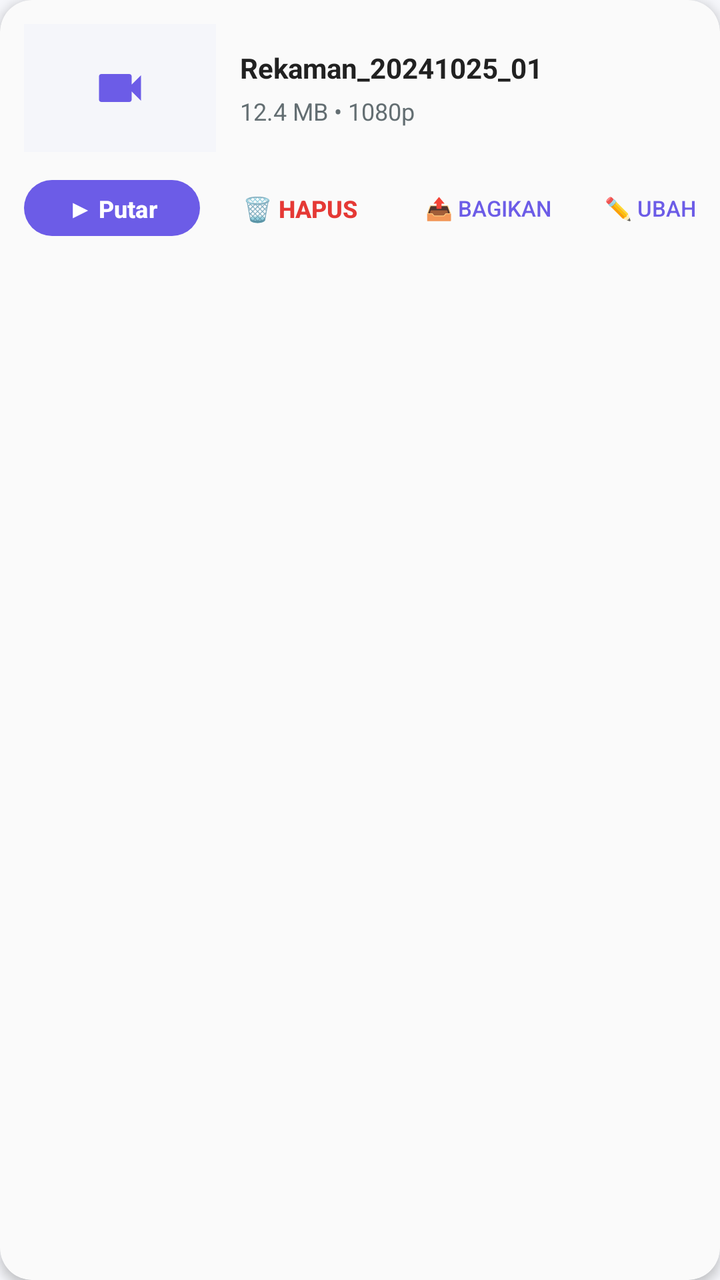
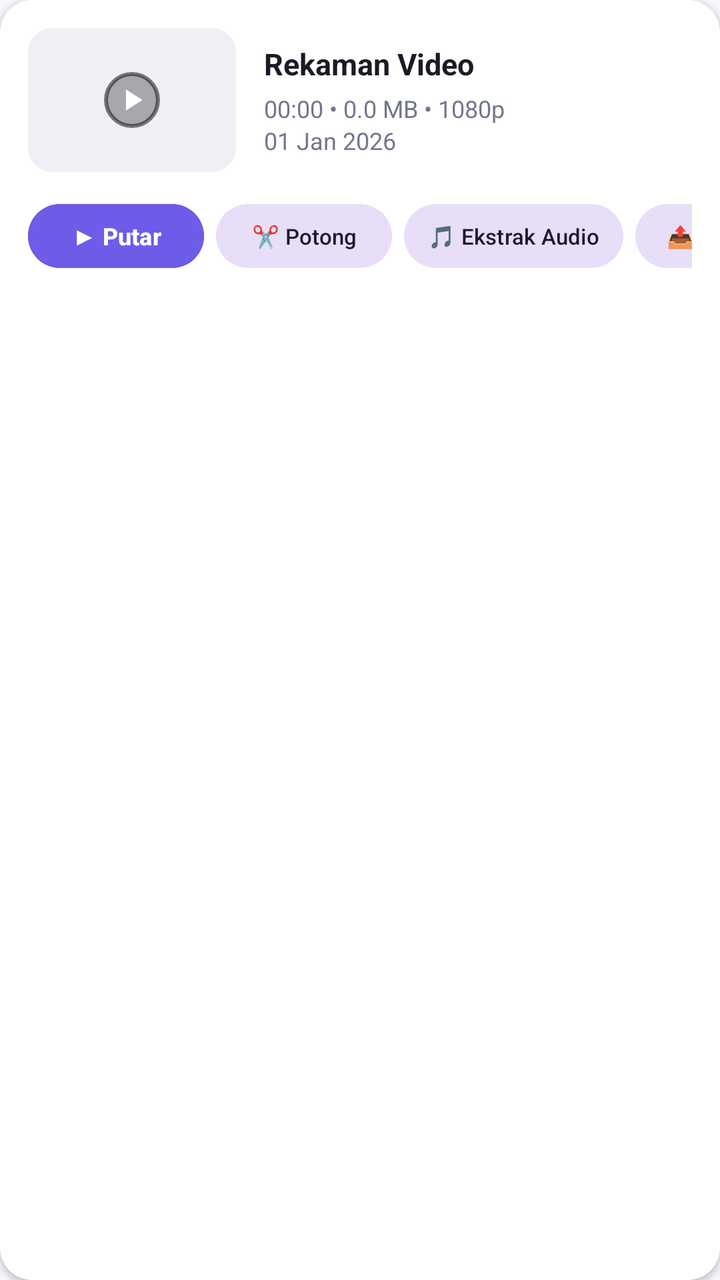

Compare the two renders of this Android layout. The source of the first and the diff that turns it into the second are given below.
<!-- AndroidManifest.xml: application theme Theme.RekaminDulu -->
<!-- res/layout/library_item.xml -->
<?xml version="1.0" encoding="utf-8"?>
<androidx.cardview.widget.CardView xmlns:android="http://schemas.android.com/apk/res/android"
    xmlns:cardview="http://schemas.android.com/apk/res-auto"
    android:layout_width="match_parent"
    android:layout_height="wrap_content"
    android:layout_marginHorizontal="12dp"
    android:layout_marginVertical="6dp"
    cardview:cardBackgroundColor="@color/colorSurface"
    cardview:cardCornerRadius="16dp"
    cardview:cardElevation="3dp">

    <LinearLayout
        android:layout_width="match_parent"
        android:layout_height="wrap_content"
        android:orientation="vertical"
        android:padding="12dp">

        <LinearLayout
            android:layout_width="match_parent"
            android:layout_height="wrap_content"
            android:gravity="center_vertical"
            android:orientation="horizontal">

            
            <FrameLayout
                android:layout_width="96dp"
                android:layout_height="64dp">

                <ImageView
                    android:id="@+id/thumbnail"
                    android:layout_width="match_parent"
                    android:layout_height="match_parent"
                    android:background="@color/colorBackground"
                    android:contentDescription="Thumbnail rekaman"
                    android:scaleType="centerCrop" />

                <ImageView
                    android:layout_width="28dp"
                    android:layout_height="28dp"
                    android:layout_gravity="center"
                    android:contentDescription="Play"
                    android:src="@drawable/ic_video" />
            </FrameLayout>

            
            <LinearLayout
                android:layout_width="0dp"
                android:layout_height="wrap_content"
                android:layout_marginStart="12dp"
                android:layout_weight="1"
                android:orientation="vertical">

                <TextView
                    android:id="@+id/title"
                    android:layout_width="wrap_content"
                    android:layout_height="wrap_content"
                    android:ellipsize="end"
                    android:maxLines="1"
                    android:text="Rekaman_20241025_01"
                    android:textColor="@color/textTitle"
                    android:textSize="14sp"
                    android:textStyle="bold" />

                <LinearLayout
                    android:layout_width="wrap_content"
                    android:layout_height="wrap_content"
                    android:layout_marginTop="4dp"
                    android:gravity="center_vertical"
                    android:orientation="horizontal">

                    <TextView
                        android:id="@+id/duration"
                        android:layout_width="wrap_content"
                        android:layout_height="wrap_content"
                        android:text="12.4 MB • 1080p"
                        android:textColor="@color/textCaption"
                        android:textSize="12sp" />
                </LinearLayout>
            </LinearLayout>
        </LinearLayout>

        
        <HorizontalScrollView
            android:layout_width="match_parent"
            android:layout_height="wrap_content"
            android:layout_marginTop="10dp"
            android:overScrollMode="never"
            android:scrollbars="none">

            <LinearLayout
                android:layout_width="wrap_content"
                android:layout_height="wrap_content"
                android:gravity="center_vertical"
                android:orientation="horizontal">

                
                <Button
                    android:id="@+id/btn_item_play"
                    android:layout_width="wrap_content"
                    android:layout_height="36dp"
                    android:layout_marginEnd="6dp"
                    android:paddingHorizontal="14dp"
                    android:text="▶ Putar"
                    android:textColor="@color/colorOnPrimary"
                    android:textSize="12sp"
                    android:textStyle="bold"
                    cardview:backgroundTint="@color/colorPrimary"
                    cardview:cornerRadius="18dp" />

                
                <Button
                    android:id="@+id/btn_item_delete"
                    style="?android:attr/borderlessButtonStyle"
                    android:layout_width="wrap_content"
                    android:layout_height="36dp"
                    android:layout_marginEnd="6dp"
                    android:paddingHorizontal="10dp"
                    android:text="🗑️ Hapus"
                    android:textColor="@color/colorError"
                    android:textSize="12sp"
                    android:textStyle="bold" />

                
                <Button
                    android:id="@+id/btn_item_share"
                    style="?android:attr/borderlessButtonStyle"
                    android:layout_width="wrap_content"
                    android:layout_height="36dp"
                    android:layout_marginEnd="4dp"
                    android:paddingHorizontal="10dp"
                    android:text="📤 Bagikan"
                    android:textColor="@color/colorPrimary"
                    android:textSize="11sp" />

                
                <Button
                    android:id="@+id/btn_item_rename"
                    style="?android:attr/borderlessButtonStyle"
                    android:layout_width="wrap_content"
                    android:layout_height="36dp"
                    android:layout_marginEnd="4dp"
                    android:paddingHorizontal="10dp"
                    android:text="✏️ Ubah Nama"
                    android:textColor="@color/colorPrimary"
                    android:textSize="11sp" />

                
                <Button
                    android:id="@+id/btn_item_edit"
                    style="?android:attr/borderlessButtonStyle"
                    android:layout_width="wrap_content"
                    android:layout_height="36dp"
                    android:layout_marginEnd="4dp"
                    android:paddingHorizontal="10dp"
                    android:text="✂️ Potong"
                    android:textColor="@color/colorPrimary"
                    android:textSize="11sp" />

                
                <Button
                    android:id="@+id/btn_item_extract_audio"
                    style="?android:attr/borderlessButtonStyle"
                    android:layout_width="wrap_content"
                    android:layout_height="36dp"
                    android:paddingHorizontal="10dp"
                    android:text="🎵 Ekstrak Audio"
                    android:textColor="@color/colorPrimary"
                    android:textSize="11sp" />
            </LinearLayout>
        </HorizontalScrollView>

    </LinearLayout>
</androidx.cardview.widget.CardView>
<!-- resources referenced by this layout -->
<resources>
  <color name="colorBackground">#F5F6FA</color>
  <color name="colorError">#E53935</color>
  <color name="colorOnPrimary">#FFFFFF</color>
  <color name="colorPrimary">#6C5CE7</color>
  <color name="colorSurface">#FAFAFA</color>
  <color name="textCaption">#636E72</color>
  <color name="textTitle">#212121</color>
  <!-- drawable ic_video (drawable) -->
  <vector xmlns:android="http://schemas.android.com/apk/res/android"
      android:width="24dp"
      android:height="24dp"
      android:viewportWidth="24"
      android:viewportHeight="24">
      <path
          android:fillColor="#6C5CE7"
          android:pathData="M17,10.5V7c0,-0.55 -0.45,-1 -1,-1H4c-0.55,0 -1,0.45 -1,1v10c0,0.55 0.45,1 1,1h12c0.55,0 1,-0.45 1,-1v-3.5l4,4v-11l-4,4z"/>
  </vector>
  <style name="Theme.RekaminDulu" parent="Theme.Material3.DayNight.NoActionBar">
          <item name="colorPrimary">#6C5CE7</item>
          <item name="colorOnPrimary">#FFFFFF</item>
          <item name="android:windowBackground">@color/colorBackground</item>
          <item name="android:statusBarColor">#6C5CE7</item>
          <item name="android:navigationBarColor">@android:color/darker_gray</item>
      </style>
</resources>

<!-- the commit's change to res/layout/library_item.xml (unified diff, before → after) -->
@@ -3,17 +3,17 @@
     xmlns:cardview="http://schemas.android.com/apk/res-auto"
     android:layout_width="match_parent"
     android:layout_height="wrap_content"
-    android:layout_marginHorizontal="12dp"
+    android:layout_marginHorizontal="14dp"
     android:layout_marginVertical="6dp"
     cardview:cardBackgroundColor="@color/colorSurface"
     cardview:cardCornerRadius="16dp"
-    cardview:cardElevation="3dp">
+    cardview:cardElevation="2dp">
 
     <LinearLayout
         android:layout_width="match_parent"
         android:layout_height="wrap_content"
         android:orientation="vertical"
-        android:padding="12dp">
+        android:padding="14dp">
 
         <LinearLayout
             android:layout_width="match_parent"
@@ -22,15 +22,17 @@
             android:orientation="horizontal">
 
             
-            <FrameLayout
-                android:layout_width="96dp"
-                android:layout_height="64dp">
+            <androidx.cardview.widget.CardView
+                android:layout_width="104dp"
+                android:layout_height="72dp"
+                cardview:cardCornerRadius="12dp"
+                cardview:cardElevation="0dp"
+                cardview:cardBackgroundColor="@color/colorSurfaceVariant">
 
                 <ImageView
                     android:id="@+id/thumbnail"
                     android:layout_width="match_parent"
                     android:layout_height="match_parent"
-                    android:background="@color/colorBackground"
                     android:contentDescription="Thumbnail rekaman"
                     android:scaleType="centerCrop" />
 
@@ -38,15 +40,18 @@
                     android:layout_width="28dp"
                     android:layout_height="28dp"
                     android:layout_gravity="center"
+                    android:background="@drawable/ic_play_circle_bg"
+                    android:backgroundTint="#80000000"
                     android:contentDescription="Play"
-                    android:src="@drawable/ic_video" />
-            </FrameLayout>
+                    android:padding="5dp"
+                    android:src="@drawable/ic_play_arrow" />
+            </androidx.cardview.widget.CardView>
 
             
             <LinearLayout
                 android:layout_width="0dp"
                 android:layout_height="wrap_content"
-                android:layout_marginStart="12dp"
+                android:layout_marginStart="14dp"
                 android:layout_weight="1"
                 android:orientation="vertical">
 
@@ -56,26 +61,20 @@
                     android:layout_height="wrap_content"
                     android:ellipsize="end"
                     android:maxLines="1"
-                    android:text="Rekaman_20241025_01"
+                    android:text="Rekaman Video"
                     android:textColor="@color/textTitle"
-                    android:textSize="14sp"
+                    android:textSize="15sp"
                     android:textStyle="bold" />
 
-                <LinearLayout
+                <TextView
+                    android:id="@+id/duration"
                     android:layout_width="wrap_content"
                     android:layout_height="wrap_content"
                     android:layout_marginTop="4dp"
-                    android:gravity="center_vertical"
-                    android:orientation="horizontal">
-
-                    <TextView
-                        android:id="@+id/duration"
-                        android:layout_width="wrap_content"
-                        android:layout_height="wrap_content"
-                        android:text="12.4 MB • 1080p"
-                        android:textColor="@color/textCaption"
-                        android:textSize="12sp" />
-                </LinearLayout>
+                    android:text="00:00 • 0.0 MB • 1080p\n01 Jan 2026"
+                    android:textColor="@color/textCaption"
+                    android:textSize="12sp"
+                    android:lineSpacingExtra="2dp" />
             </LinearLayout>
         </LinearLayout>
 
@@ -83,7 +82,7 @@
         <HorizontalScrollView
             android:layout_width="match_parent"
             android:layout_height="wrap_content"
-            android:layout_marginTop="10dp"
+            android:layout_marginTop="12dp"
             android:overScrollMode="never"
             android:scrollbars="none">
 
@@ -97,75 +96,75 @@
                 <Button
                     android:id="@+id/btn_item_play"
                     android:layout_width="wrap_content"
-                    android:layout_height="36dp"
+                    android:layout_height="40dp"
                     android:layout_marginEnd="6dp"
+                    android:backgroundTint="@color/colorPrimary"
                     android:paddingHorizontal="14dp"
                     android:text="▶ Putar"
                     android:textColor="@color/colorOnPrimary"
                     android:textSize="12sp"
                     android:textStyle="bold"
-                    cardview:backgroundTint="@color/colorPrimary"
-                    cardview:cornerRadius="18dp" />
+                    cardview:cornerRadius="20dp" />
+
+                
+                <Button
+                    android:id="@+id/btn_item_edit"
+                    style="@style/Widget.Material3.Button.TonalButton"
+                    android:layout_width="wrap_content"
+                    android:layout_height="40dp"
+                    android:layout_marginEnd="6dp"
+                    android:paddingHorizontal="12dp"
+                    android:text="✂️ Potong"
+                    android:textSize="11sp"
+                    cardview:cornerRadius="20dp" />
+
+                
+                <Button
+                    android:id="@+id/btn_item_extract_audio"
+                    style="@style/Widget.Material3.Button.TonalButton"
+                    android:layout_width="wrap_content"
+                    android:layout_height="40dp"
+                    android:layout_marginEnd="6dp"
+                    android:paddingHorizontal="12dp"
+                    android:text="🎵 Ekstrak Audio"
+                    android:textSize="11sp"
+                    cardview:cornerRadius="20dp" />
+
+                
+                <Button
+                    android:id="@+id/btn_item_share"
+                    style="@style/Widget.Material3.Button.TonalButton"
+                    android:layout_width="wrap_content"
+                    android:layout_height="40dp"
+                    android:layout_marginEnd="6dp"
+                    android:paddingHorizontal="12dp"
+                    android:text="📤 Bagikan"
+                    android:textSize="11sp"
+                    cardview:cornerRadius="20dp" />
+
+                
+                <Button
+                    android:id="@+id/btn_item_rename"
+                    style="@style/Widget.Material3.Button.TonalButton"
+                    android:layout_width="wrap_content"
+                    android:layout_height="40dp"
+                    android:layout_marginEnd="6dp"
+                    android:paddingHorizontal="12dp"
+                    android:text="✏️ Ubah Nama"
+                    android:textSize="11sp"
+                    cardview:cornerRadius="20dp" />
 
                 
                 <Button
                     android:id="@+id/btn_item_delete"
-                    style="?android:attr/borderlessButtonStyle"
+                    style="@style/Widget.Material3.Button.TextButton"
                     android:layout_width="wrap_content"
-                    android:layout_height="36dp"
-                    android:layout_marginEnd="6dp"
+                    android:layout_height="40dp"
                     android:paddingHorizontal="10dp"
                     android:text="🗑️ Hapus"
                     android:textColor="@color/colorError"
-                    android:textSize="12sp"
+                    android:textSize="11sp"
                     android:textStyle="bold" />
-
-                
-                <Button
-                    android:id="@+id/btn_item_share"
-                    style="?android:attr/borderlessButtonStyle"
-                    android:layout_width="wrap_content"
-                    android:layout_height="36dp"
-                    android:layout_marginEnd="4dp"
-                    android:paddingHorizontal="10dp"
-                    android:text="📤 Bagikan"
-                    android:textColor="@color/colorPrimary"
-                    android:textSize="11sp" />
-
-                
-                <Button
-                    android:id="@+id/btn_item_rename"
-                    style="?android:attr/borderlessButtonStyle"
-                    android:layout_width="wrap_content"
-                    android:layout_height="36dp"
-                    android:layout_marginEnd="4dp"
-                    android:paddingHorizontal="10dp"
-                    android:text="✏️ Ubah Nama"
-                    android:textColor="@color/colorPrimary"
-                    android:textSize="11sp" />
-
-                
-                <Button
-                    android:id="@+id/btn_item_edit"
-                    style="?android:attr/borderlessButtonStyle"
-                    android:layout_width="wrap_content"
-                    android:layout_height="36dp"
-                    android:layout_marginEnd="4dp"
-                    android:paddingHorizontal="10dp"
-                    android:text="✂️ Potong"
-                    android:textColor="@color/colorPrimary"
-                    android:textSize="11sp" />
-
-                
-                <Button
-                    android:id="@+id/btn_item_extract_audio"
-                    style="?android:attr/borderlessButtonStyle"
-                    android:layout_width="wrap_content"
-                    android:layout_height="36dp"
-                    android:paddingHorizontal="10dp"
-                    android:text="🎵 Ekstrak Audio"
-                    android:textColor="@color/colorPrimary"
-                    android:textSize="11sp" />
             </LinearLayout>
         </HorizontalScrollView>
 
<!-- resource entries referenced after the edit -->
@@ -1,28 +1,46 @@
 <!-- resources referenced by this layout -->
 <resources>
-  <color name="colorBackground">#F5F6FA</color>
+  <color name="colorBackground">#F6F7FB</color>
   <color name="colorError">#E53935</color>
   <color name="colorOnPrimary">#FFFFFF</color>
   <color name="colorPrimary">#6C5CE7</color>
-  <color name="colorSurface">#FAFAFA</color>
-  <color name="textCaption">#636E72</color>
-  <color name="textTitle">#212121</color>
-  <!-- drawable ic_video (drawable) -->
+  <color name="colorSurface">#FFFFFF</color>
+  <color name="colorSurfaceVariant">#EEF0F6</color>
+  <color name="textCaption">#72778E</color>
+  <color name="textTitle">#1A1B25</color>
+  <!-- drawable ic_play_arrow (drawable) -->
   <vector xmlns:android="http://schemas.android.com/apk/res/android"
       android:width="24dp"
       android:height="24dp"
       android:viewportWidth="24"
       android:viewportHeight="24">
       <path
-          android:fillColor="#6C5CE7"
-          android:pathData="M17,10.5V7c0,-0.55 -0.45,-1 -1,-1H4c-0.55,0 -1,0.45 -1,1v10c0,0.55 0.45,1 1,1h12c0.55,0 1,-0.45 1,-1v-3.5l4,4v-11l-4,4z"/>
+          android:fillColor="#FFFFFF"
+          android:pathData="M8,5v14l11,-7z"/>
   </vector>
+  <!-- drawable ic_play_circle_bg (drawable) -->
+  <?xml version="1.0" encoding="utf-8"?>
+  <shape xmlns:android="http://schemas.android.com/apk/res/android"
+      android:shape="oval">
+      <solid android:color="#99000000" />
+      <stroke
+          android:width="2dp"
+          android:color="#FFFFFF" />
+  </shape>
   <style name="Theme.RekaminDulu" parent="Theme.Material3.DayNight.NoActionBar">
-          <item name="colorPrimary">#6C5CE7</item>
-          <item name="colorOnPrimary">#FFFFFF</item>
+          <item name="colorPrimary">@color/colorPrimary</item>
+          <item name="colorOnPrimary">@color/colorOnPrimary</item>
+          <item name="colorPrimaryContainer">@color/colorPrimaryContainer</item>
+          <item name="colorOnPrimaryContainer">@color/colorOnPrimaryContainer</item>
+          <item name="colorSurface">@color/colorSurface</item>
+          <item name="colorOnSurface">@color/colorOnSurface</item>
           <item name="android:windowBackground">@color/colorBackground</item>
-          <item name="android:statusBarColor">#6C5CE7</item>
-          <item name="android:navigationBarColor">@android:color/darker_gray</item>
+          <item name="android:statusBarColor">@color/colorBackground</item>
+          <item name="android:windowLightStatusBar">true</item>
+          <item name="android:navigationBarColor">@color/colorSurface</item>
       </style>
+  <color name="colorPrimaryContainer">#ECE8FD</color>
+  <color name="colorOnPrimaryContainer">#4435B8</color>
+  <color name="colorOnSurface">#1A1B25</color>
 </resources>
 
